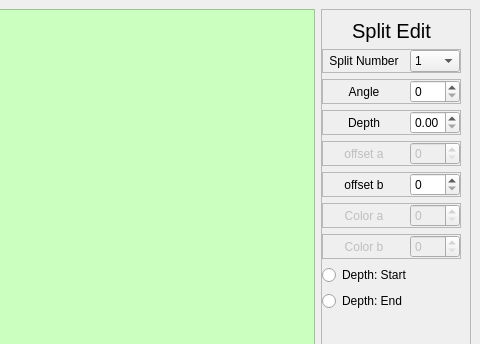
Before: the Qt Designer form ui/split_edit.ui in CheckListHW/InputData, drawn with Qt 5; both pictures show x 320 to 800 and y 0 to 344 of the 800 by 599 pixel window.
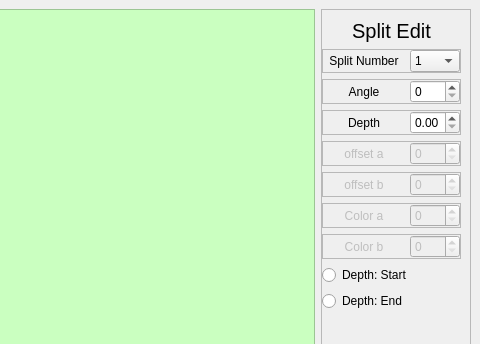
After: the same form once the commit is applied.

```diff
--- a/ui/split_edit.ui
+++ b/ui/split_edit.ui
@@ -329,7 +329,7 @@
        <item>
         <widget class="QFrame" name="frame_4">
          <property name="enabled">
-          <bool>true</bool>
+          <bool>false</bool>
          </property>
          <property name="maximumSize">
           <size>
@@ -362,7 +362,7 @@
           <item>
            <widget class="QLabel" name="label_5">
             <property name="enabled">
-             <bool>true</bool>
+             <bool>false</bool>
             </property>
             <property name="text">
              <string>offset b</string>
```
